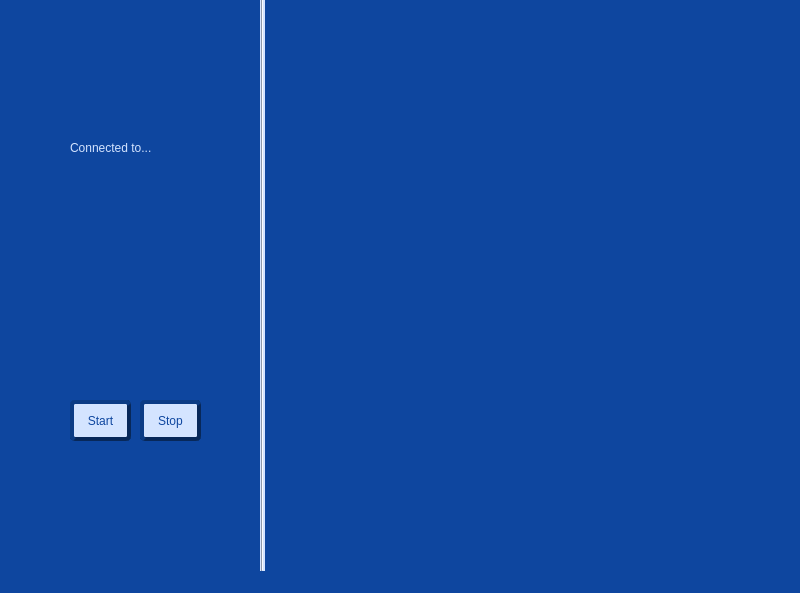
Before: the Qt Designer form GUI/PhotoDetector.ui in ltebs-polimi/AY2122_II_Project-1, drawn with Qt 5.
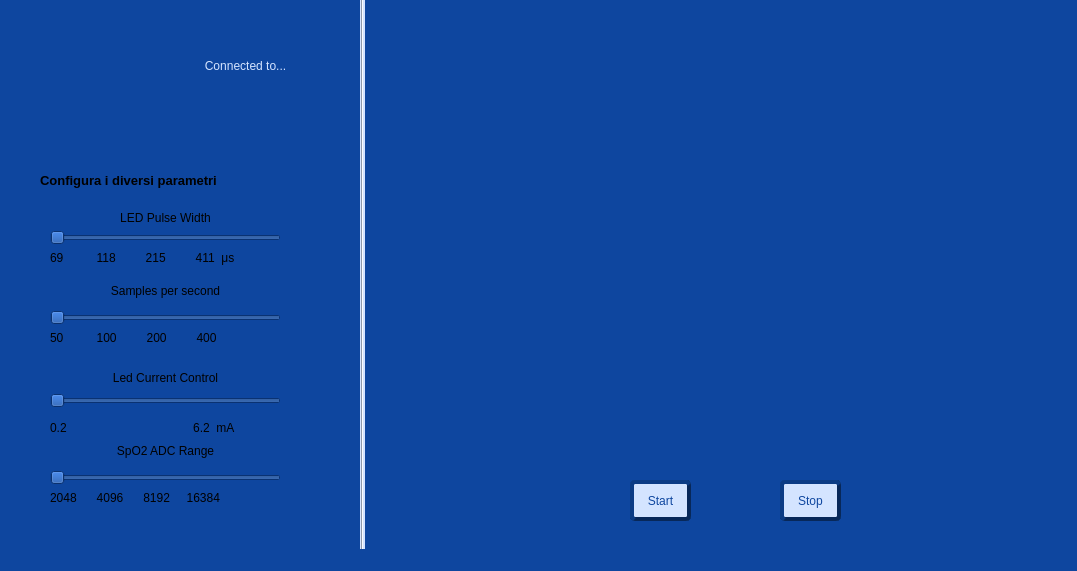
After: the same form once the commit is applied. Icons and pictures are not drawn.

Commit message: added new elements to the GUI design, like horizontal sliders to set the parameters of the measurements, plus the click of Start button enable the connection to a COM port, in the example I used COM3 to check if it was working, it must be changed with the KitProg

Diff of the .ui file:
```diff
--- a/GUI/PhotoDetector.ui
+++ b/GUI/PhotoDetector.ui
@@ -6,8 +6,8 @@
    <rect>
     <x>0</x>
     <y>0</y>
-    <width>800</width>
-    <height>593</height>
+    <width>1077</width>
+    <height>571</height>
    </rect>
   </property>
   <property name="windowTitle">
@@ -20,8 +20,8 @@
    <widget class="QPushButton" name="pushButton_Start">
     <property name="geometry">
      <rect>
-      <x>70</x>
-      <y>400</y>
+      <x>630</x>
+      <y>480</y>
       <width>61</width>
       <height>41</height>
      </rect>
@@ -46,8 +46,8 @@
    <widget class="QPushButton" name="pushButton_Stop">
     <property name="geometry">
      <rect>
-      <x>140</x>
-      <y>400</y>
+      <x>780</x>
+      <y>480</y>
       <width>61</width>
       <height>41</height>
      </rect>
@@ -69,8 +69,8 @@
    <widget class="Line" name="line">
     <property name="geometry">
      <rect>
-      <x>260</x>
-      <y>-20</y>
+      <x>360</x>
+      <y>-40</y>
       <width>5</width>
       <height>591</height>
      </rect>
@@ -85,8 +85,8 @@
    <widget class="QLabel" name="label">
     <property name="geometry">
      <rect>
-      <x>80</x>
-      <y>40</y>
+      <x>40</x>
+      <y>20</y>
       <width>91</width>
       <height>91</height>
      </rect>
@@ -104,10 +104,10 @@
    <widget class="QLabel" name="label_2">
     <property name="geometry">
      <rect>
-      <x>70</x>
-      <y>140</y>
-      <width>131</width>
-      <height>16</height>
+      <x>160</x>
+      <y>30</y>
+      <width>171</width>
+      <height>71</height>
      </rect>
     </property>
     <property name="styleSheet">
@@ -117,6 +117,221 @@
     <property name="text">
      <string>Connected to...</string>
     </property>
+    <property name="alignment">
+     <set>Qt::AlignCenter</set>
+    </property>
+   </widget>
+   <widget class="QSlider" name="horizontalSlider">
+    <property name="geometry">
+     <rect>
+      <x>50</x>
+      <y>230</y>
+      <width>231</width>
+      <height>16</height>
+     </rect>
+    </property>
+    <property name="minimum">
+     <number>1</number>
+    </property>
+    <property name="maximum">
+     <number>4</number>
+    </property>
+    <property name="orientation">
+     <enum>Qt::Horizontal</enum>
+    </property>
+   </widget>
+   <widget class="QLabel" name="label_3">
+    <property name="geometry">
+     <rect>
+      <x>50</x>
+      <y>250</y>
+      <width>281</width>
+      <height>16</height>
+     </rect>
+    </property>
+    <property name="text">
+     <string>69          118         215         411  μs</string>
+    </property>
+   </widget>
+   <widget class="QLabel" name="label_4">
+    <property name="geometry">
+     <rect>
+      <x>40</x>
+      <y>170</y>
+      <width>251</width>
+      <height>21</height>
+     </rect>
+    </property>
+    <property name="font">
+     <font>
+      <pointsize>10</pointsize>
+      <weight>75</weight>
+      <bold>true</bold>
+     </font>
+    </property>
+    <property name="text">
+     <string>Configura i diversi parametri</string>
+    </property>
+   </widget>
+   <widget class="QLabel" name="label_5">
+    <property name="geometry">
+     <rect>
+      <x>70</x>
+      <y>210</y>
+      <width>191</width>
+      <height>16</height>
+     </rect>
+    </property>
+    <property name="text">
+     <string>LED Pulse Width</string>
+    </property>
+    <property name="alignment">
+     <set>Qt::AlignCenter</set>
+    </property>
+   </widget>
+   <widget class="QSlider" name="horizontalSlider_2">
+    <property name="geometry">
+     <rect>
+      <x>50</x>
+      <y>310</y>
+      <width>231</width>
+      <height>16</height>
+     </rect>
+    </property>
+    <property name="minimum">
+     <number>1</number>
+    </property>
+    <property name="maximum">
+     <number>4</number>
+    </property>
+    <property name="orientation">
+     <enum>Qt::Horizontal</enum>
+    </property>
+   </widget>
+   <widget class="QLabel" name="label_6">
+    <property name="geometry">
+     <rect>
+      <x>70</x>
+      <y>280</y>
+      <width>191</width>
+      <height>21</height>
+     </rect>
+    </property>
+    <property name="text">
+     <string>Samples per second</string>
+    </property>
+    <property name="alignment">
+     <set>Qt::AlignCenter</set>
+    </property>
+   </widget>
+   <widget class="QLabel" name="label_7">
+    <property name="geometry">
+     <rect>
+      <x>50</x>
+      <y>330</y>
+      <width>241</width>
+      <height>16</height>
+     </rect>
+    </property>
+    <property name="text">
+     <string>50          100         200         400</string>
+    </property>
+   </widget>
+   <widget class="QSlider" name="horizontalSlider_3">
+    <property name="geometry">
+     <rect>
+      <x>50</x>
+      <y>390</y>
+      <width>231</width>
+      <height>21</height>
+     </rect>
+    </property>
+    <property name="minimum">
+     <number>1</number>
+    </property>
+    <property name="maximum">
+     <number>32</number>
+    </property>
+    <property name="orientation">
+     <enum>Qt::Horizontal</enum>
+    </property>
+   </widget>
+   <widget class="QLabel" name="label_8">
+    <property name="geometry">
+     <rect>
+      <x>70</x>
+      <y>370</y>
+      <width>191</width>
+      <height>16</height>
+     </rect>
+    </property>
+    <property name="text">
+     <string>Led Current Control</string>
+    </property>
+    <property name="alignment">
+     <set>Qt::AlignCenter</set>
+    </property>
+   </widget>
+   <widget class="QLabel" name="label_9">
+    <property name="geometry">
+     <rect>
+      <x>50</x>
+      <y>420</y>
+      <width>281</width>
+      <height>16</height>
+     </rect>
+    </property>
+    <property name="text">
+     <string>0.2                                      6.2  mA</string>
+    </property>
+   </widget>
+   <widget class="QLabel" name="label_10">
+    <property name="geometry">
+     <rect>
+      <x>70</x>
+      <y>441</y>
+      <width>191</width>
+      <height>20</height>
+     </rect>
+    </property>
+    <property name="text">
+     <string>SpO2 ADC Range</string>
+    </property>
+    <property name="alignment">
+     <set>Qt::AlignCenter</set>
+    </property>
+   </widget>
+   <widget class="QLabel" name="label_11">
+    <property name="geometry">
+     <rect>
+      <x>50</x>
+      <y>490</y>
+      <width>241</width>
+      <height>16</height>
+     </rect>
+    </property>
+    <property name="text">
+     <string>2048      4096      8192     16384</string>
+    </property>
+   </widget>
+   <widget class="QSlider" name="horizontalSlider_4">
+    <property name="geometry">
+     <rect>
+      <x>50</x>
+      <y>470</y>
+      <width>231</width>
+      <height>16</height>
+     </rect>
+    </property>
+    <property name="minimum">
+     <number>1</number>
+    </property>
+    <property name="maximum">
+     <number>4</number>
+    </property>
+    <property name="orientation">
+     <enum>Qt::Horizontal</enum>
+    </property>
    </widget>
   </widget>
   <widget class="QMenuBar" name="menubar">
```
Left out of the diff: 2 changed lines with no effect on the pictures. The commit also changes 1 other file.
